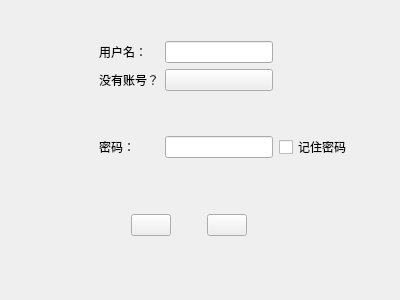
xifeng0126/Planner_teamwork, file planner_teamwork/login.ui: the form before one commit.
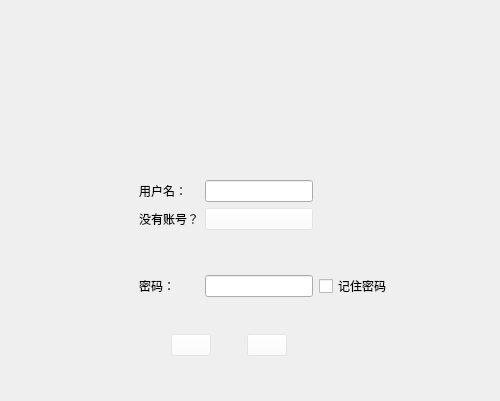
The form after the commit. Icons and pictures are not drawn.

Patch:
```diff
--- a/planner_teamwork/login.ui
+++ b/planner_teamwork/login.ui
@@ -6,18 +6,25 @@
    <rect>
     <x>0</x>
     <y>0</y>
-    <width>400</width>
-    <height>300</height>
+    <width>500</width>
+    <height>401</height>
    </rect>
   </property>
   <property name="windowTitle">
    <string>登录</string>
   </property>
+  <property name="windowIcon">
+   <iconset>
+    <normaloff>../resources/apple.PNG</normaloff>../resources/apple.PNG</iconset>
+  </property>
+  <property name="styleSheet">
+   <string notr="true"/>
+  </property>
   <widget class="QWidget" name="widget_4" native="true">
    <property name="geometry">
     <rect>
-     <x>0</x>
-     <y>200</y>
+     <x>40</x>
+     <y>320</y>
      <width>378</width>
      <height>50</height>
     </rect>
@@ -44,6 +51,9 @@
     </item>
     <item>
      <widget class="QPushButton" name="signIn">
+      <property name="styleSheet">
+       <string notr="true">background-color: rgba(255,255,255,70);</string>
+      </property>
       <property name="text">
        <string/>
       </property>
@@ -77,6 +87,9 @@
     </item>
     <item>
      <widget class="QPushButton" name="exitOut">
+      <property name="styleSheet">
+       <string notr="true">background-color: rgba(255,255,255,70);</string>
+      </property>
       <property name="text">
        <string/>
       </property>
@@ -110,8 +123,8 @@
   <widget class="QWidget" name="widget" native="true">
    <property name="geometry">
     <rect>
-     <x>0</x>
-     <y>41</y>
+     <x>40</x>
+     <y>180</y>
      <width>378</width>
      <height>118</height>
     </rect>
@@ -182,6 +195,9 @@
     </item>
     <item row="1" column="2">
      <widget class="QPushButton" name="openSignUp">
+      <property name="styleSheet">
+       <string notr="true">background-color: rgba(255,255,255,70);</string>
+      </property>
       <property name="text">
        <string/>
       </property>
```
